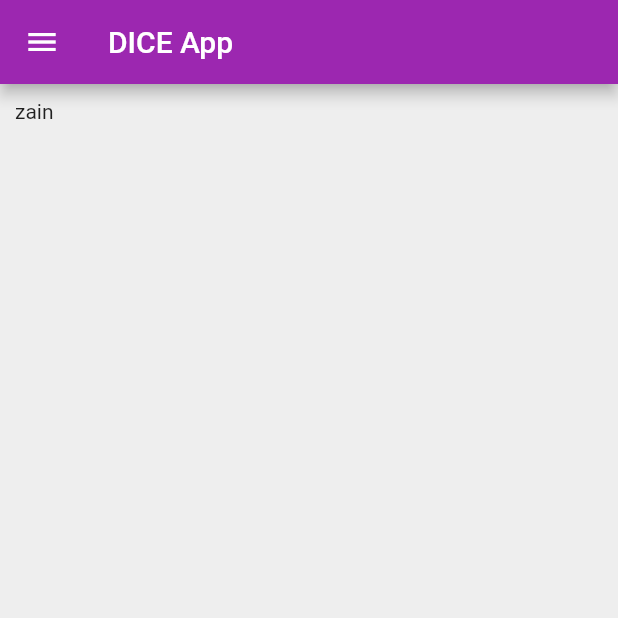
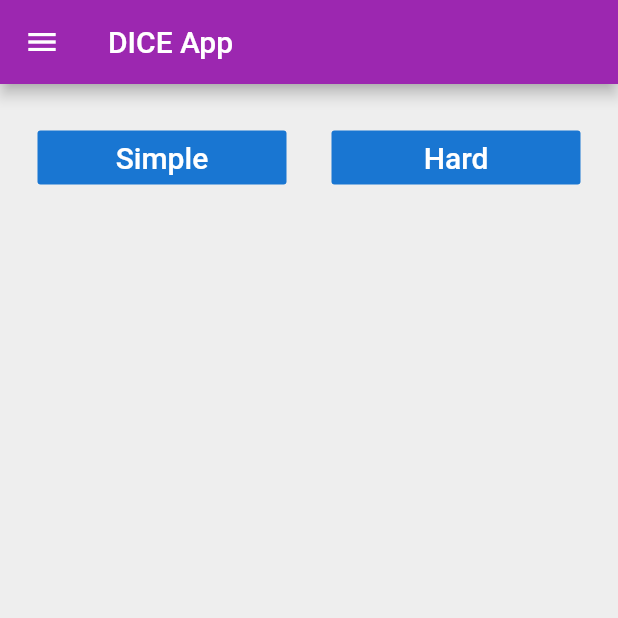
Before and after one commit to I-am-Zain/fa17_bse_075, a Flutter app: the screen it shows after launch, on a phone screen of 412 x 824 dp, the top half of it. Run offline on Flutter 3.47's test engine with Material 2 defaults, Android fonts, the phone set to English and light mode, and no system bars.

Commit message:
simple and hard buttons added ✔

```diff
--- a/lib/navigation_drawer.dart
+++ b/lib/navigation_drawer.dart
@@ -15,7 +15,58 @@ class _HomePageState extends State<HomePage> {
       ),
       body: Padding(
         padding: const EdgeInsets.all(10.0),
-        child: Text('zain'),
+        child: Column(
+          mainAxisAlignment: MainAxisAlignment.spaceBetween,
+          crossAxisAlignment: CrossAxisAlignment.stretch,
+          children: [
+            Row(
+              children: [
+                Expanded(
+
+                child: Padding(
+                  padding: EdgeInsets.all(15.0),
+                  child: FlatButton(
+                    textColor: Colors.white,
+                    color: Colors.blue[700],
+                    child: Text(
+                      'Simple',
+                      style: TextStyle(
+                        color: Colors.white,
+                        fontSize: 20.0,
+                      ),
+                    ),
+                    onPressed: () {
+                      debugPrint('simple');
+                    },
+                  ),
+                ),
+          ),
+                Expanded(
+
+                  child: Padding(
+                    padding: EdgeInsets.all(15.0),
+                    child: FlatButton(
+
+                      textColor: Colors.white,
+                      color: Colors.blue[700],
+                      child: Text(
+                        'Hard',
+                        style: TextStyle(
+                          color: Colors.white,
+                          fontSize: 20.0,
+                        ),
+                      ),
+                      onPressed: () {
+                        debugPrint('hard');
+                      },
+                    ),
+                  ),
+                ),
+              ],
+            ),
+
+          ],
+        ),
       ),
       drawer: Drawer(
         child: ListView(
```
Also changed, not shown: lib/simpleDice.dart (added).
